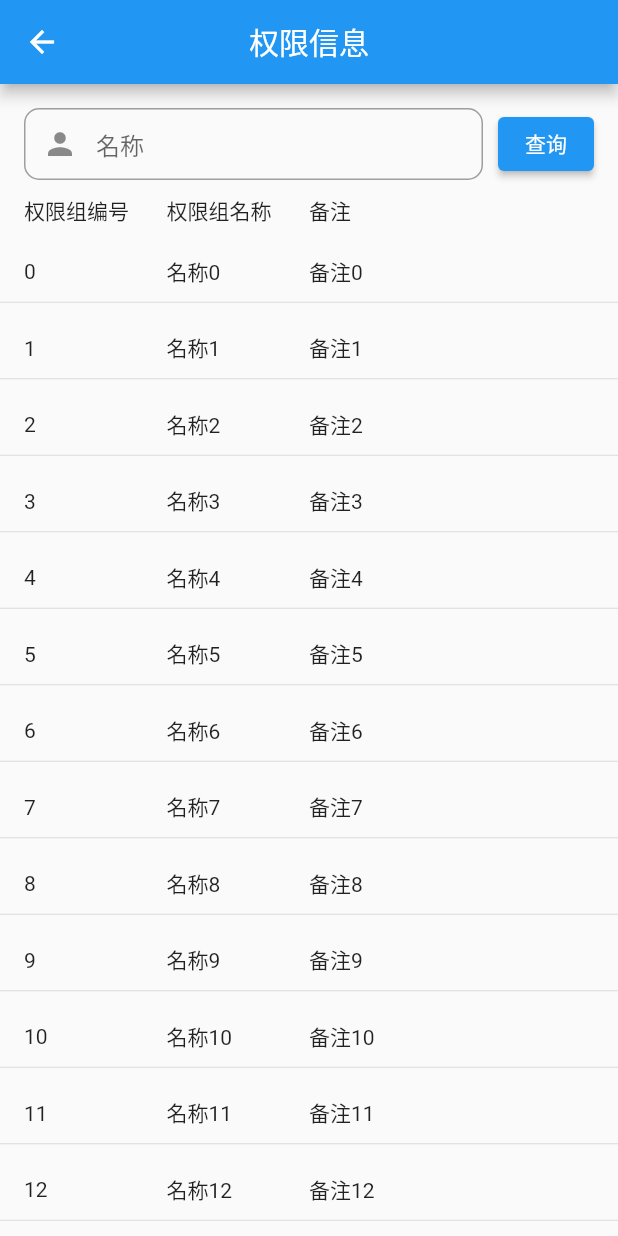
After one commit to shenhe123/quality_control, a Flutter app: the PermissionInfoPage screen opened directly, after a tap on "查询", on a phone screen of 412 x 824 dp. The commit adds this screen. Run offline on Flutter 3.47's test engine with Material 2 defaults, Android fonts, the phone set to English and light mode, and no system bars.

Commit message:
新增 权限信息 界面

```diff
--- a/lib/routes/basic_data/BasicDataPage.dart
+++ b/lib/routes/basic_data/BasicDataPage.dart
@@ -1,4 +1,5 @@
 import 'package:flutter/material.dart';
+import 'package:quality_control/routes/basic_data/PermissionInfoPage.dart';
 import 'package:quality_control/routes/basic_data/PersonalInfoPage.dart';
 import 'package:quality_control/routes/system_setting/SystemSettingPage.dart';
 import 'package:quality_control/widgets/MenuItem.dart';
@@ -38,9 +39,9 @@ class _BasicDataPageState extends State<BasicDataPage> {
           ),
           MenuItem(
             icon: Icons.accessibility,
-            title: '角色信息',
+            title: '权限信息',
             onPressed: () {
-              print("角色信息  ----   >");
+              _goPermissionInfoPage();
             },
           ),
           MenuItem(
@@ -84,4 +85,12 @@ class _BasicDataPageState extends State<BasicDataPage> {
         MaterialPageRoute(
             builder: (context) => const PersonalInfoPage()));
   }
+
+  ///权限信息页
+  void _goPermissionInfoPage() {
+    Navigator.push(
+        context,
+        MaterialPageRoute(
+            builder: (context) => const PermissionInfoPage()));
+  }
 }
--- /dev/null
+++ b/lib/routes/basic_data/PermissionInfoDetailPage.dart
@@ -0,0 +1,15 @@
+import 'package:flutter/material.dart';
+
+class PermissionInfoDetailPage extends StatefulWidget {
+  const PermissionInfoDetailPage({Key? key}) : super(key: key);
+
+  @override
+  State<PermissionInfoDetailPage> createState() => _PermissionInfoDetailPageState();
+}
+
+class _PermissionInfoDetailPageState extends State<PermissionInfoDetailPage> {
+  @override
+  Widget build(BuildContext context) {
+    return const Placeholder();
+  }
+}
--- /dev/null
+++ b/lib/routes/basic_data/PermissionInfoPage.dart
@@ -0,0 +1,192 @@
+import 'dart:async';
+
+import 'package:flutter/material.dart';
+import 'package:quality_control/common/Global.dart';
+import 'package:quality_control/routes/basic_data/PersonalInfoDetailPage.dart';
+
+class PermissionInfoPage extends StatefulWidget {
+  const PermissionInfoPage({Key? key}) : super(key: key);
+
+  @override
+  State<PermissionInfoPage> createState() => _PermissionInfoPageState();
+}
+
+class _PermissionInfoPageState extends State<PermissionInfoPage> {
+
+  final nameController = TextEditingController();
+
+  final ScrollController _controller = ScrollController();
+  final List<String> _data = <String>[];
+  final bool _hasNext = true;
+  BaseLoadingState _loadingState = BaseLoadingState.loading;
+
+  @override
+  void initState() {
+    super.initState();
+    _retrieveData();
+  }
+
+  @override
+  void dispose() {
+    // Clean up the controller when the widget is disposed.
+    nameController.dispose();
+    super.dispose();
+  }
+
+  @override
+  Widget build(BuildContext context) {
+    return Scaffold(
+      appBar: AppBar(
+        centerTitle: true,
+        title: const Text("权限信息"),
+        backgroundColor: Colors.blue,
+      ),
+      body: Column(
+        children: [
+          const SizedBox(height: 16),
+          Row(
+            children: [
+              const SizedBox(width: 16),
+              Expanded(
+                child: TextField(
+                  controller: nameController,
+                  decoration: const InputDecoration(
+                      hintText: "名称",
+                      prefixIcon: Icon(Icons.person),
+                      enabledBorder: OutlineInputBorder(
+                        borderSide: BorderSide(color: Colors.grey),
+                        borderRadius: BorderRadius.all(Radius.circular(10)),
+                      ),
+                      focusedBorder: OutlineInputBorder(
+                        borderSide: BorderSide(color: Colors.blue),
+                        borderRadius: BorderRadius.all(Radius.circular(10)),
+                      ),
+                      contentPadding: EdgeInsets.fromLTRB(10, 5, 10, 5)),
+                ),
+              ),
+              const SizedBox(width: 10),
+              ElevatedButton(onPressed: _query, child: const Text('查询')),
+              const SizedBox(width: 16)
+            ],
+          ),
+          const SizedBox(height: 10),
+          Padding(
+              padding: const EdgeInsets.fromLTRB(16, 0, 16, 0),
+              child: Flex(
+                direction: Axis.horizontal,
+                children: const [
+                  Expanded(flex: 1, child: Text("权限组编号")),
+                  Expanded(flex: 1, child: Text("权限组名称")),
+                  Expanded(
+                      flex: 2,
+                      child: Text(
+                        "备注",
+                        textAlign: TextAlign.start,
+                      )),
+                ],
+              )),
+          Expanded(
+            child: _loadingState == BaseLoadingState.stop
+                ? ListView.separated(
+              itemCount: _data.length,
+              controller: _controller,
+              itemBuilder: (context, index) {
+                //如果到了表尾
+                if (index == _data.length - 1) {
+                  //如果还有下一页，继续获取数据
+                  if (_hasNext) {
+                    //获取数据
+                    _retrieveData();
+                    //加载时显示loading
+                    return Container(
+                      padding: const EdgeInsets.all(16.0),
+                      alignment: Alignment.center,
+                      child: const SizedBox(
+                        width: 24.0,
+                        height: 24.0,
+                        child:
+                        CircularProgressIndicator(strokeWidth: 2.0),
+                      ),
+                    );
+                  } else {
+                    //已经加载完了，不再获取数据。
+                    return Container(
+                      alignment: Alignment.center,
+                      padding: const EdgeInsets.all(16.0),
+                      child: const Text(
+                        "没有更多数据了",
+                        style: TextStyle(color: Colors.grey),
+                      ),
+                    );
+                  }
+                }
+                //显示item
+                return _renderRow(index);
+              },
+              separatorBuilder: (context, index) =>
+              const Divider(height: 1.0),
+            )
+                : const Center(
+                child: SizedBox(
+                  width: 24.0,
+                  height: 24.0,
+                  child: CircularProgressIndicator(strokeWidth: 2.0),
+                )),
+          ),
+        ],
+      ),
+    );
+  }
+
+  Future<void> _retrieveData() async {
+    Timer(const Duration(seconds: 1), () {
+      //延时执行的代码
+      setState(() {
+        _loadingState = BaseLoadingState.stop;
+        _data.add("1");
+        _data.add("1");
+        _data.add("1");
+        _data.add("1");
+        _data.add("1");
+        _data.add("1");
+      });
+    });
+  }
+
+  Widget _renderRow(int index) {
+    return GestureDetector(
+      behavior: HitTestBehavior.translucent,
+      onTap: () {
+        _goPersonalInfoDetailPage(_data[index]);
+      },
+      child: Container(
+        height: 40,
+        margin: const EdgeInsets.only(left: 16, right: 16, top: 10, bottom: 0),
+        child: Flex(
+          direction: Axis.horizontal,
+          children: [
+            Expanded(flex: 1, child: Text("$index")),
+            Expanded(flex: 1, child: Text("名称$index")),
+            Expanded(
+                flex: 2,
+                child: Text(
+                  "备注$index",
+                  textAlign: TextAlign.start,
+                )),
+          ],
+        ),
+      ),
+    );
+  }
+
+  /// 个人信息详情
+  void _goPersonalInfoDetailPage(String data) {
+    Navigator.push(
+        context,
+        MaterialPageRoute(
+            builder: (context) => PersonalInfoDetailPage(detailData: data)));
+  }
+
+  ///根据用户名 查询
+  void _query() {}
+}
```
